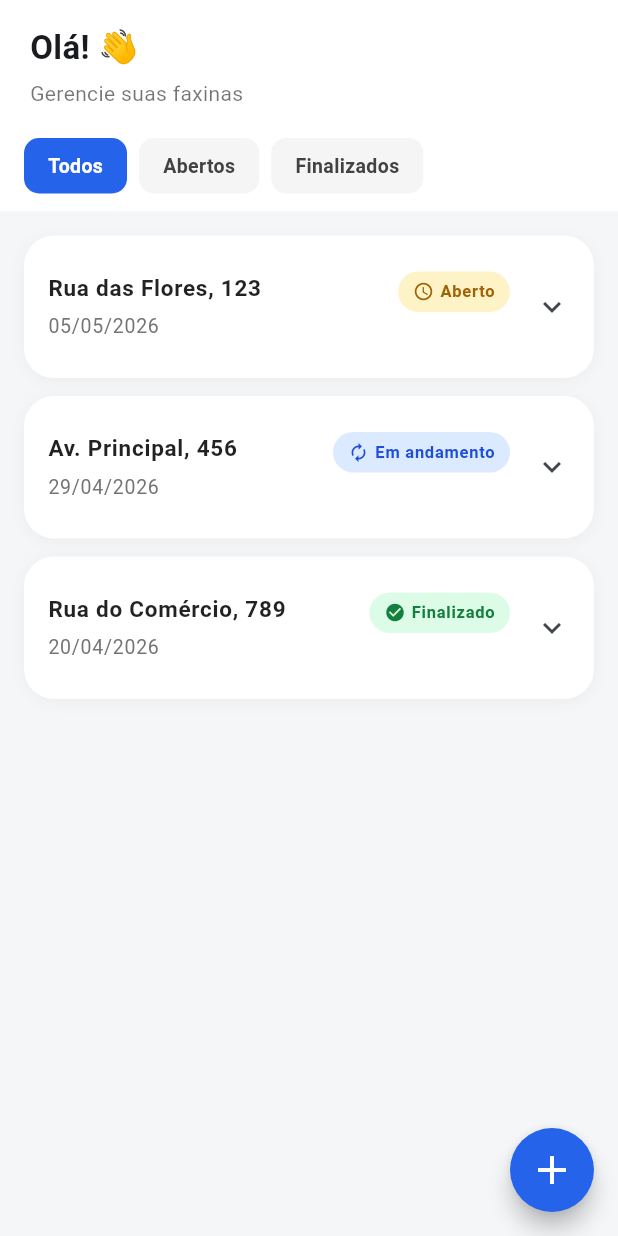
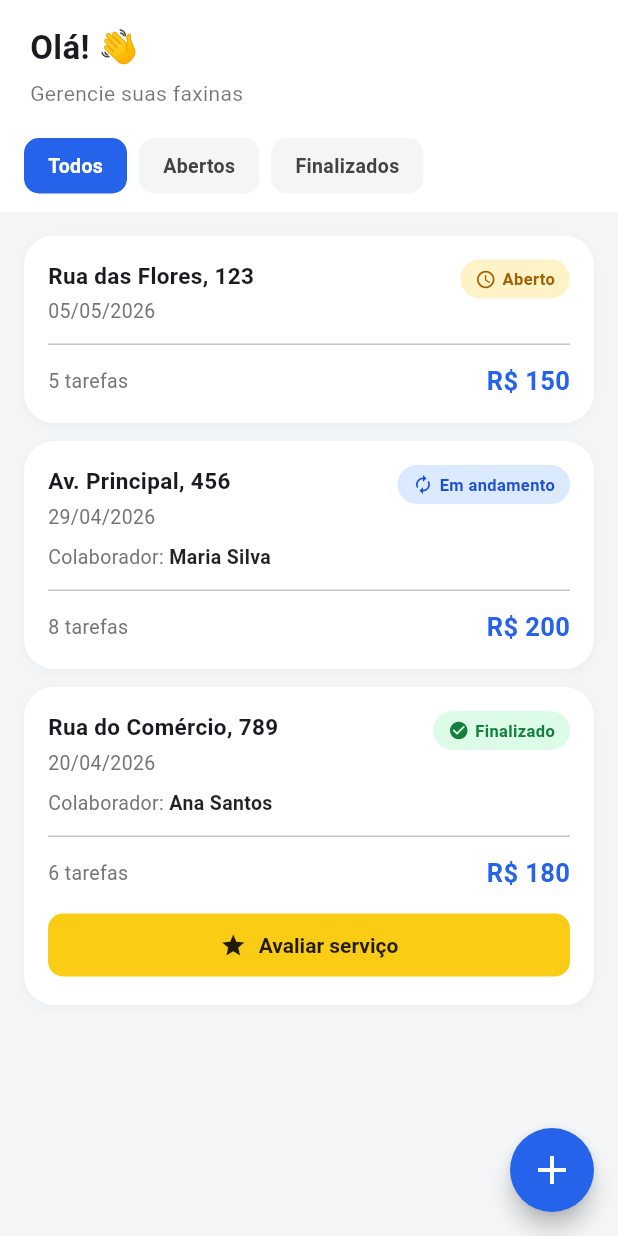
Before and after one commit to sarasdantas/AppLP3, a Flutter app: the ClienteDashboardPage screen opened by its route, on a phone screen of 412 x 824 dp. Run offline on Flutter 3.47's test engine with Material 3 defaults, Android fonts, the phone set to English and light mode, and no system bars; our stand-ins replace cloud_firestore, firebase_auth, firebase_core; accounts and stored records are empty.

Commit message:
Revert "ajuste de rotas de login colaboradora e checklist de tarefas"
This reverts commit 5725760edeafd6b20e3cfb4d12fdc56050b6673c.

```diff
--- a/lib/cliente_dashboard.dart
+++ b/lib/cliente_dashboard.dart
@@ -1,14 +1,6 @@
 import 'package:flutter/material.dart';
 
 enum _StatusServico { aberto, emAndamento, finalizado }
-
-// 1. Criamos uma classe para representar cada tarefa individualmente
-class _Tarefa {
-  final String titulo;
-  bool concluida;
-
-  _Tarefa({required this.titulo, this.concluida = false});
-}
 
 class _Servico {
   final String id;
@@ -16,11 +8,10 @@ class _Servico {
   final String endereco;
   final int valor;
   final _StatusServico status;
-  // Alterado de 'int tarefas' para uma lista real de Objetos _Tarefa
-  final List<_Tarefa> tarefas;
+  final int tarefas;
   final String? colaborador;
 
-  _Servico({
+  const _Servico({
     required this.id,
     required this.data,
     required this.endereco,
@@ -43,20 +34,14 @@ class ClienteDashboardPage extends StatefulWidget {
 class _ClienteDashboardPageState extends State<ClienteDashboardPage> {
   _Aba _aba = _Aba.todos;
 
-  // 2. Modificamos os dados de teste para conter listas de tarefas reais
-  // Removido o 'static const' para permitir que o estado mude ao flegar
-  final List<_Servico> _servicos = [
+  static const _servicos = <_Servico>[
     _Servico(
       id: '1',
       data: '05/05/2026',
       endereco: 'Rua das Flores, 123',
       valor: 150,
       status: _StatusServico.aberto,
-      tarefas: [
-        _Tarefa(titulo: 'Lavar a louça'),
-        _Tarefa(titulo: 'Limpar as janelas'),
-        _Tarefa(titulo: 'Aspirar a sala'),
-      ],
+      tarefas: 5,
     ),
     _Servico(
       id: '2',
@@ -64,12 +49,8 @@ class _ClienteDashboardPageState extends State<ClienteDashboardPage> {
       endereco: 'Av. Principal, 456',
       valor: 200,
       status: _StatusServico.emAndamento,
+      tarefas: 8,
       colaborador: 'Maria Silva',
-      tarefas: [
-        _Tarefa(titulo: 'Limpar banheiro principal', concluida: true),
-        _Tarefa(titulo: 'Trocar roupas de cama'),
-        _Tarefa(titulo: 'Passar pano no chão'),
-      ],
     ),
     _Servico(
       id: '3',
@@ -77,11 +58,8 @@ class _ClienteDashboardPageState extends State<ClienteDashboardPage> {
       endereco: 'Rua do Comércio, 789',
       valor: 180,
       status: _StatusServico.finalizado,
+      tarefas: 6,
       colaborador: 'Ana Santos',
-      tarefas: [
-        _Tarefa(titulo: 'Limpar cozinha', concluida: true),
-        _Tarefa(titulo: 'Limpar área de serviço', concluida: true),
-      ],
     ),
   ];
 
@@ -114,7 +92,7 @@ class _ClienteDashboardPageState extends State<ClienteDashboardPage> {
             Expanded(
               child: ListView.separated(
                 padding: const EdgeInsets.all(16),
-                itemCount: _filtrados.length, // Deixamos apenas uma vez
+                itemCount: _filtrados.length,
                 separatorBuilder: (_, __) => const SizedBox(height: 12),
                 itemBuilder: (context, i) => _buildCardServico(_filtrados[i]),
               ),
@@ -206,10 +184,15 @@ class _ClienteDashboardPageState extends State<ClienteDashboardPage> {
   }
 
   Widget _buildCardServico(_Servico s) {
-    // Calculando dinamicamente a quantidade de tarefas concluídas
-    final concluidas = s.tarefas.where((t) => t.concluida).length;
-
-    return Container(
+    return InkWell(
+      borderRadius: BorderRadius.circular(20),
+      onTap: () => Navigator.pushNamed(
+        context,
+        '/cliente/detalhes-servico',
+        arguments: _statusLabel(s.status),
+      ),
+      child: Container(
+        padding: const EdgeInsets.all(16),
         decoration: BoxDecoration(
           color: Colors.white,
           borderRadius: BorderRadius.circular(20),
@@ -221,16 +204,10 @@ class _ClienteDashboardPageState extends State<ClienteDashboardPage> {
             ),
           ],
         ),
-      child: Theme(
-        // Remove as bordas que o ExpansionTile coloca por padrão ao expandir
-        data: Theme.of(context).copyWith(dividerColor: Colors.transparent),
-        child: ExpansionTile(
-          shape: RoundedRectangleBorder(borderRadius: BorderRadius.circular(20)),
-          collapsedShape: RoundedRectangleBorder(borderRadius: BorderRadius.circular(20)),
-          tilePadding: const EdgeInsets.all(16),
-          childrenPadding: const EdgeInsets.fromLTRB(16, 0, 16, 16),
-          // Cabeçalho do Card
-          title: Row(
+        child: Column(
+          crossAxisAlignment: CrossAxisAlignment.start,
+          children: [
+            Row(
               crossAxisAlignment: CrossAxisAlignment.start,
               children: [
                 Expanded(
@@ -242,7 +219,6 @@ class _ClienteDashboardPageState extends State<ClienteDashboardPage> {
                         style: const TextStyle(
                           fontSize: 15,
                           fontWeight: FontWeight.bold,
-                        color: Colors.black87,
                         ),
                       ),
                       const SizedBox(height: 4),
@@ -259,16 +235,15 @@ class _ClienteDashboardPageState extends State<ClienteDashboardPage> {
                 _badgeStatus(s.status),
               ],
             ),
-          // Corpo do Card que expande
-          children: [
             if (s.colaborador != null) ...[
-              const SizedBox(height: 4),
-              Align(
-                alignment: Alignment.centerLeft,
-                child: Text.rich(
+              const SizedBox(height: 8),
+              Text.rich(
                 TextSpan(
                   text: 'Colaborador: ',
-                    style: TextStyle(fontSize: 13, color: Colors.grey.shade600),
+                  style: TextStyle(
+                    fontSize: 13,
+                    color: Colors.grey.shade600,
+                  ),
                   children: [
                     TextSpan(
                       text: s.colaborador,
@@ -280,58 +255,18 @@ class _ClienteDashboardPageState extends State<ClienteDashboardPage> {
                   ],
                 ),
               ),
-              ),
             ],
-
             const SizedBox(height: 12),
             const Divider(height: 1),
-            const SizedBox(height: 8),
-
-            // ── LISTA DE TAREFAS DE FLEGAS (Modificação Principal) ──
-            Align(
-              alignment: Alignment.centerLeft,
-              child: Text(
-                'Lista de Tarefas:',
-                style: TextStyle(fontSize: 14, fontWeight: FontWeight.bold, color: Colors.grey.shade700),
-              ),
-            ),
-            const SizedBox(height: 4),
-            ...s.tarefas.map((tarefa) {
-              return CheckboxListTile(
-                title: Text(
-                  tarefa.titulo,
-                  style: TextStyle(
-                    fontSize: 14,
-                    decoration: tarefa.concluida ? TextDecoration.lineThrough : null,
-                    color: tarefa.concluida ? Colors.grey : Colors.black87,
-                  ),
-                ),
-                value: tarefa.concluida,
-                dense: true,
-                controlAffinity: ListTileControlAffinity.leading,
-                contentPadding: EdgeInsets.zero,
-                activeColor: const Color(0xFF2563EB),
-                onChanged: (bool? valor) {
-                  // Atualiza o estado da flag de check/uncheck
-                  setState(() {
-                    tarefa.concluida = valor ?? false;
-                  });
-                },
-              );
-            }).toList(),
-
-            const Divider(height: 1),
             const SizedBox(height: 12),
-
             Row(
               mainAxisAlignment: MainAxisAlignment.spaceBetween,
               children: [
                 Text(
-                  '$concluidas de ${s.tarefas.length} tarefas feitas',
+                  '${s.tarefas} tarefas',
                   style: TextStyle(
                     fontSize: 13,
                     color: Colors.grey.shade600,
-                    fontWeight: FontWeight.w500,
                   ),
                 ),
                 Text(
@@ -344,30 +279,8 @@ class _ClienteDashboardPageState extends State<ClienteDashboardPage> {
                 ),
               ],
             ),
-
-            // Se precisar navegar para a tela de detalhes completa
+            if (s.status == _StatusServico.finalizado) ...[
               const SizedBox(height: 12),
-            Row(
-              children: [
-                Expanded(
-                  child: OutlinedButton(
-                    onPressed: () => Navigator.pushNamed(
-                      context,
-                      '/cliente/detalhes-servico',
-                      arguments: {'status': _statusLabel(s.status), 'tarefas': s.tarefas},
-                    ),
-                    style: OutlinedButton.styleFrom(
-                      side: const BorderSide(color: Color(0xFF2563EB)),
-                      shape: RoundedRectangleBorder(borderRadius: BorderRadius.circular(10)),
-                    ),
-                    child: const Text('Ver todos os detalhes', style: TextStyle(color: Color(0xFF2563EB))),
-                  ),
-                ),
-              ],
-            ),
-
-            if (s.status == _StatusServico.finalizado) ...[
-              const SizedBox(height: 8),
               SizedBox(
                 width: double.infinity,
                 child: ElevatedButton.icon(
--- a/lib/login.dart
+++ b/lib/login.dart
@@ -62,10 +62,8 @@ class _LoginPageState extends State<LoginPage> {
         return;
       }
 
-      // '/colaborador_feed_oportunidades'
       final rotaDestino =
-          tipoReal == 'colaborador' ? '/colaborador_feed_oportunidades' : '/cliente/dashboard';
-
+          tipoReal == 'colaborador' ? '/colaborador/feed' : '/cliente/dashboard';
       Navigator.pushReplacementNamed(context, rotaDestino);
     } on FirebaseAuthException catch (ex) {
       String mensagem = ex.message ?? 'Erro ao fazer login.';
```
Also changed, not shown: pubspec.lock, 11 other files. Lines whose indentation alone changed are shown as unchanged.
